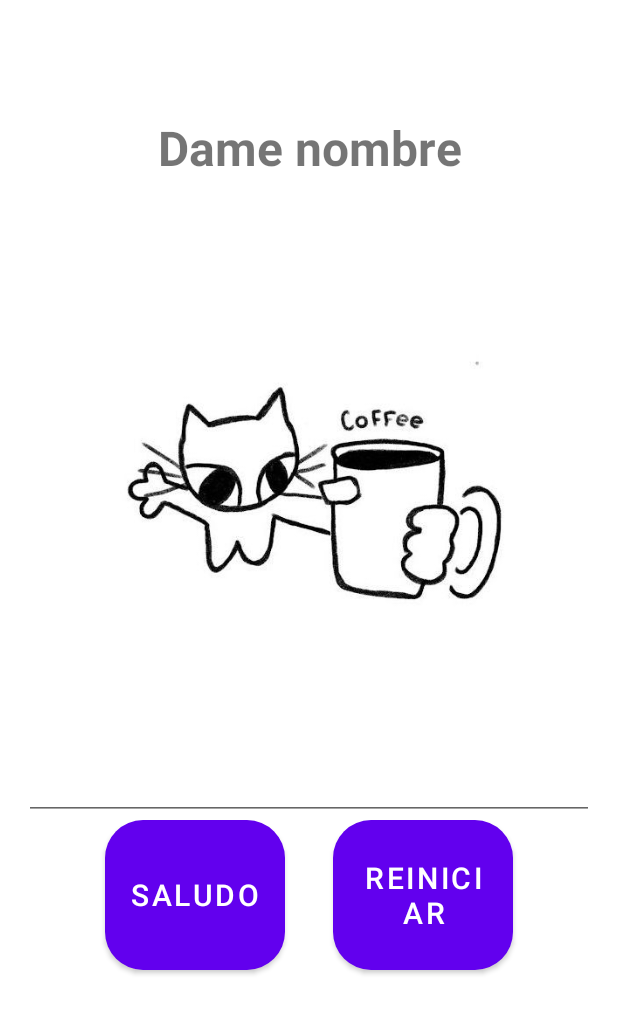
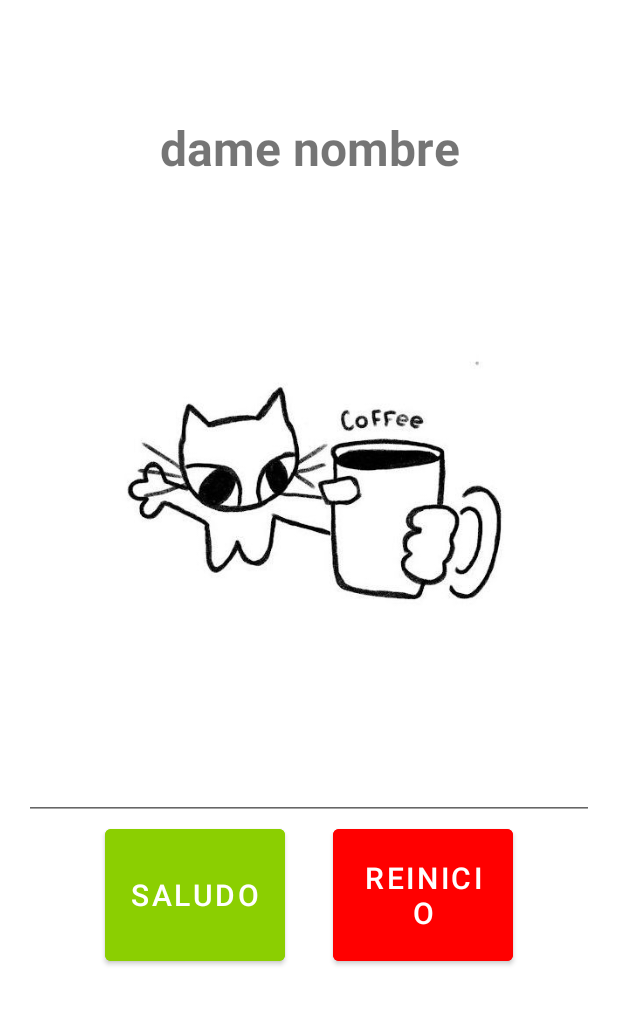
Before and after one commit to NovaNecros/CapacitacionFinantech, an Android app: the MainActivity screen opened directly, with no data from a screen before it, after a tap on "PRESIÓNAME", on a phone screen of 412 x 824 dp. Shown: the top 1014 px of the screen. Run offline under Robolectric (Android 15) with nearby library versions, the light colour scheme and no system bars.

Commit message:
Botones de colores.

```diff
--- a/app/src/main/java/com/example/capacitacion3/MainActivity.java
+++ b/app/src/main/java/com/example/capacitacion3/MainActivity.java
@@ -51,7 +51,7 @@ public class MainActivity extends AppCompatActivity
             @Override
             public void onClick(View view)
             {
-                textoSaludo.setText("Dame nombre");
+                textoSaludo.setText("dame nombre");
                 miBoton.setVisibility(View.GONE);
                 botonSaludo.setVisibility(View.VISIBLE);
                 botonReiniciar.setVisibility(View.VISIBLE);
@@ -68,11 +68,11 @@ public class MainActivity extends AppCompatActivity
                 String nombre = editNombre.getText().toString();
                 if(!nombre.isEmpty())
                 {
-                    Toast.makeText(getApplicationContext(), "Tú " + nombre, Toast.LENGTH_SHORT).show();
+                    Toast.makeText(getApplicationContext(), "tú " + nombre, Toast.LENGTH_SHORT).show();
                 }
                 else
                 {
-                    Toast.makeText(getApplicationContext(), "Dame nombre >:(", Toast.LENGTH_SHORT).show();
+                    Toast.makeText(getApplicationContext(), "dame nombre >:(", Toast.LENGTH_SHORT).show();
                 }
             }
         });
@@ -83,10 +83,12 @@ public class MainActivity extends AppCompatActivity
             public void onClick(View view)
             {
                 recreate();
+                editNombre.setText("");
             }
         });
 
-        ViewCompat.setOnApplyWindowInsetsListener(findViewById(R.id.main), (v, insets) -> {
+        ViewCompat.setOnApplyWindowInsetsListener(findViewById(R.id.main), (v, insets) ->
+        {
             Insets systemBars = insets.getInsets(WindowInsetsCompat.Type.systemBars());
             v.setPadding(systemBars.left, systemBars.top, systemBars.right, systemBars.bottom);
             return insets;
--- a/app/src/main/res/drawable/boton_redondeado.xml
+++ /dev/null
@@ -1,18 +0,0 @@
-<?xml version="1.0" encoding="utf-8"?>
-<shape xmlns:android="http://schemas.android.com/apk/res/android"
-    android:shape="rectangle">
-
-    <corners android:radius="25dp"/>
-
-    <solid android:color="@color/brat"/>
-
-    <padding
-        android:left="10dp"
-        android:top="10dp"
-        android:right="10dp"
-        android:bottom="10dp" />
-
-    <size
-        android:width="200dp"
-        android:height="80dp"/>
-</shape>
--- a/app/src/main/res/layout/activity_main.xml
+++ b/app/src/main/res/layout/activity_main.xml
@@ -7,6 +7,7 @@
     android:layout_width="match_parent"
     android:layout_height="match_parent"
     tools:context=".MainActivity">
+
     <LinearLayout
         android:layout_width="match_parent"
         android:layout_height="match_parent"
@@ -14,6 +15,7 @@
         android:paddingRight="16dp"
         android:orientation="vertical"
         android:gravity="center">
+
         <TextView
             android:id="@+id/textoSaludo"
             android:layout_width="match_parent"
@@ -34,11 +36,11 @@
             android:id="@+id/editNombre"
             android:layout_width="match_parent"
             android:layout_height="wrap_content"
-            android:visibility="gone"
             android:ems="10"
             android:inputType="text"
             android:gravity="center"
             android:text=""/>
+
         <Button
             android:id="@+id/botoncito"
             android:layout_width="200dp"
@@ -47,35 +49,36 @@
             android:visibility="gone"
             android:textSize="20sp"
             android:padding="16dp"
-            android:background="@drawable/boton_redondeado"
+            android:backgroundTint="@color/brat"
             android:layout_gravity="center_horizontal"
             android:layout_marginTop="100dp"/>
+
         <LinearLayout
             android:layout_width="match_parent"
             android:layout_height="wrap_content"
             android:gravity="center"
             android:orientation="horizontal">
+
             <Button
                 android:id="@+id/botonSaludo"
                 android:layout_width="120dp"
                 android:layout_height="100dp"
-                android:text="Saludo"
-                android:visibility="gone"
+                android:text="saludo"
                 android:textSize="20sp"
                 android:padding="16dp"
-                android:background="@drawable/boton_redondeado"
+                android:backgroundTint="@color/brat"
                 android:layout_gravity="center_horizontal"
                 android:layout_marginTop="100dp"
                 android:layout_marginEnd="16dp"/>
+
             <Button
                 android:id="@+id/botonReiniciar"
                 android:layout_width="120dp"
                 android:layout_height="100dp"
-                android:text="Reiniciar"
-                android:visibility="gone"
+                android:text="reinicio"
                 android:textSize="20sp"
                 android:padding="16dp"
-                android:background="@drawable/boton_redondeado"
+                android:backgroundTint="@color/red"
                 android:layout_gravity="center_horizontal"
                 android:layout_marginTop="100dp"
                 android:layout_marginStart="16dp"/>
--- a/app/src/main/res/values/colors.xml
+++ b/app/src/main/res/values/colors.xml
@@ -3,4 +3,5 @@
     <color name="black">#FF000000</color>
     <color name="white">#FFFFFFFF</color>
     <color name="brat">#8BCF01</color>
+    <color name="red">#FF0000</color>
 </resources>
```
